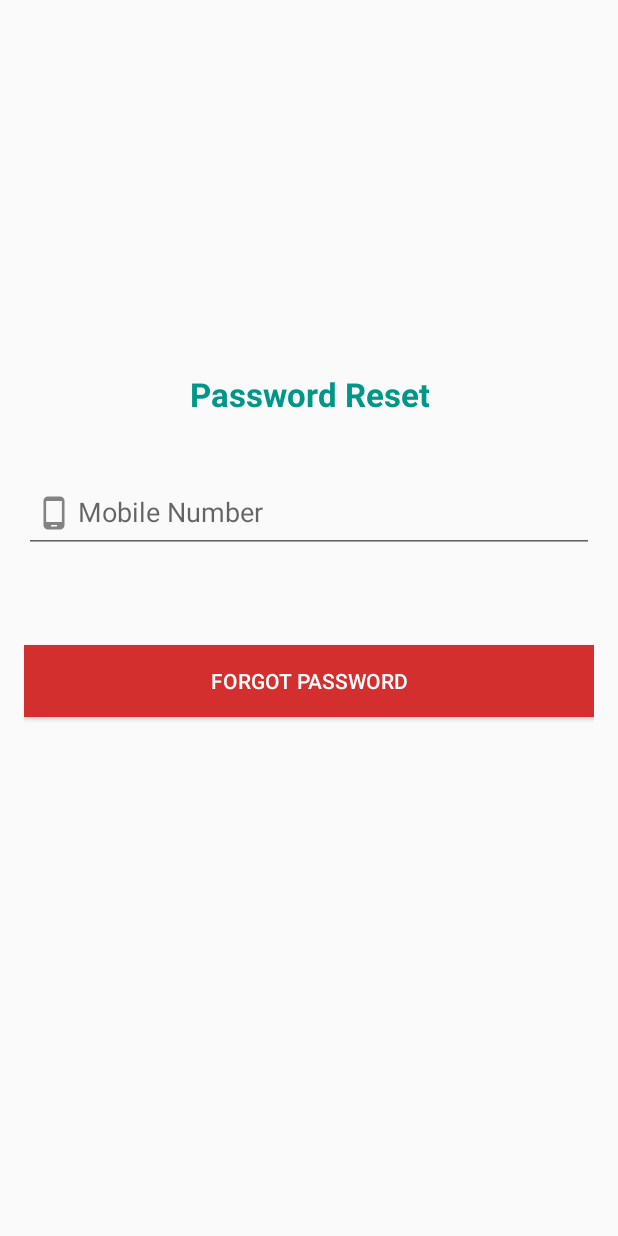
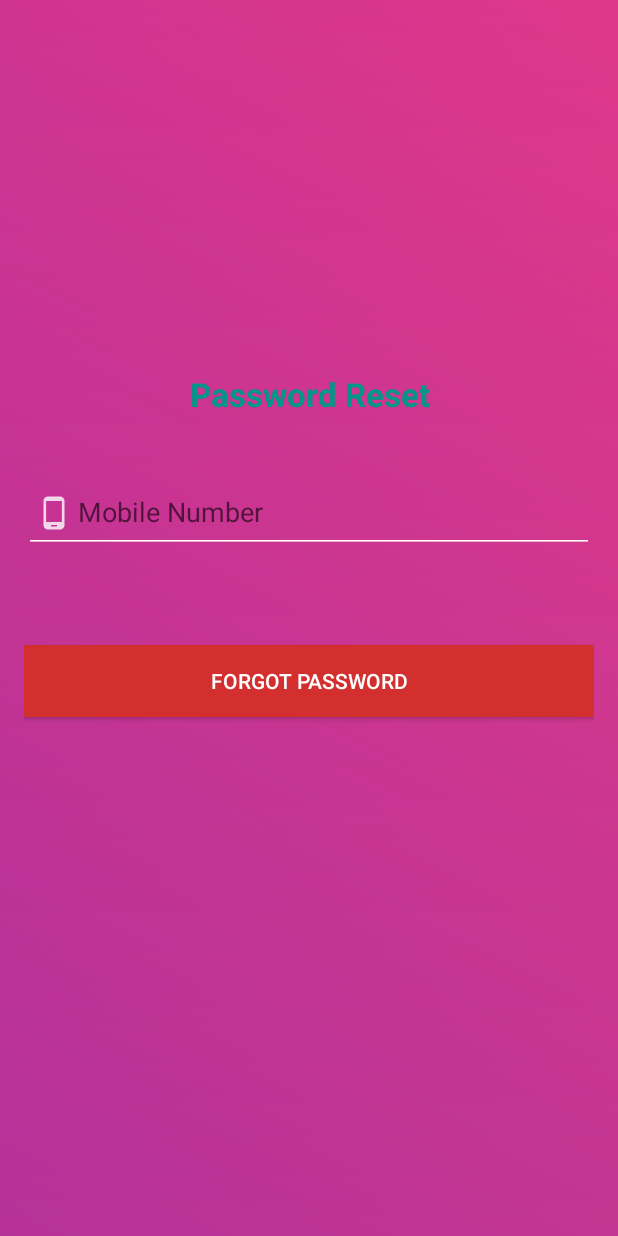
Before and after one commit to sbm4034/ABILYTICS, an Android app: the fragment ResetPasswordFragment placed in its activity, on a phone screen of 412 x 824 dp. Run offline under Robolectric (Android 15) with nearby library versions, the phone set to English and light mode, and no system bars; libraries missing offline, so code that uses them is left out: com.afollestad.materialdialogs; 4 statements that could not run were skipped.

Commit message:
new design

```diff
--- a/app/src/main/AndroidManifest.xml
+++ b/app/src/main/AndroidManifest.xml
@@ -13,7 +13,8 @@
         android:theme="@style/AppTheme.NoActionBar">
         <activity
             android:name="com.Wipocab.abilytics.app.MainActivity"
-            android:screenOrientation="portrait" />
+            android:screenOrientation="portrait"
+            android:theme="@style/AppTheme.NoActionBar"/>
         <activity
             android:name="com.Wipocab.abilytics.app.SplashActivity"
             android:theme="@style/SplashTheme">
--- /dev/null
+++ b/app/src/main/java/com/Wipocab/abilytics/app/Animations/GradientBackgroundPainter.java
@@ -0,0 +1,68 @@
+package com.Wipocab.abilytics.app.Animations;
+
+import android.content.Context;
+import android.graphics.drawable.Drawable;
+import android.graphics.drawable.TransitionDrawable;
+import android.os.Handler;
+import android.support.annotation.NonNull;
+import android.support.v4.content.ContextCompat;
+import android.view.View;
+
+import java.util.Random;
+
+public class GradientBackgroundPainter {
+
+    private static final int MIN = 4000;
+    private static final int MAX = 5000;
+
+    private final Random random;
+    private final Handler handler;
+    private final View target;
+    private final int[] drawables;
+    private final Context context;
+
+    public GradientBackgroundPainter(@NonNull View target, int[] drawables) {
+        this.target = target;
+        this.drawables = drawables;
+        random = new Random();
+        handler = new Handler();
+        context = target.getContext().getApplicationContext();
+    }
+
+    private void animate(final int firstDrawable, int secondDrawable, final int duration) {
+        if (secondDrawable >= drawables.length) {
+            secondDrawable = 0;
+        }
+        final Drawable first = ContextCompat.getDrawable(context, drawables[firstDrawable]);
+        final Drawable second = ContextCompat.getDrawable(context, drawables[secondDrawable]);
+
+        final TransitionDrawable transitionDrawable =
+                new TransitionDrawable(new Drawable[] { first, second });
+
+        target.setBackgroundDrawable(transitionDrawable);
+
+        transitionDrawable.setCrossFadeEnabled(false);
+
+        transitionDrawable.startTransition(duration);
+
+        final int localSecondDrawable = secondDrawable;
+        handler.postDelayed(new Runnable() {
+            @Override public void run() {
+                animate(localSecondDrawable, localSecondDrawable + 1, randInt(MIN, MAX));
+            }
+        }, duration);
+    }
+
+    public void start() {
+        final int duration = randInt(MIN, MAX);
+        animate(0, 1, duration);
+    }
+
+    public void stop() {
+        handler.removeCallbacksAndMessages(null);
+    }
+
+    private int randInt(int min, int max) {
+        return random.nextInt((max - min) + 1) + min;
+    }
+}
--- a/app/src/main/java/com/Wipocab/abilytics/app/LoginFragment.java
+++ b/app/src/main/java/com/Wipocab/abilytics/app/LoginFragment.java
@@ -7,6 +7,7 @@ import android.content.Context;
 import android.content.Intent;
 import android.content.SharedPreferences;
 import android.graphics.Color;
+import android.graphics.Typeface;
 import android.os.Bundle;
 import android.support.design.widget.Snackbar;
 import android.support.v7.widget.AppCompatButton;
@@ -35,7 +36,7 @@ public class LoginFragment  extends Fragment implements View.OnClickListener{
     private AppCompatButton btn_login;
 
     private EditText et_email,et_password;
-    private TextView tv_register,greeting_login;
+    private TextView tv_register,greeting_login,company_name;
     private TextView tv_reset;
    // private ProgressBar progress;
     private SharedPreferences pref;
@@ -59,6 +60,7 @@ public class LoginFragment  extends Fragment implements View.OnClickListener{
        // progress = (ProgressBar)view.findViewById(R.id.progress);
         tv_reset = (TextView)view.findViewById(R.id.tv_reset);
         greeting_login=(TextView)view.findViewById(R.id.greeting_login);
+        company_name=(TextView)view.findViewById(R.id.company_name);
         btn_login.setOnClickListener(this);
         tv_register.setOnClickListener(this);
         tv_reset.setOnClickListener(this);
@@ -68,6 +70,12 @@ public class LoginFragment  extends Fragment implements View.OnClickListener{
                 .content(R.string.loading)
                 .progress(true, 0);
        dialog=materialDialog.build();
+        Typeface font= Typeface.createFromAsset(getActivity().getAssets(),"greet.ttf");
+        greeting_login.setTypeface(font);
+        Typeface font2= Typeface.createFromAsset(getActivity().getAssets(),"billabong.ttf");
+        company_name.setTypeface(font2);
+
+
     }
 
     @Override
--- a/app/src/main/java/com/Wipocab/abilytics/app/MainActivity.java
+++ b/app/src/main/java/com/Wipocab/abilytics/app/MainActivity.java
@@ -4,16 +4,21 @@ import android.app.Fragment;
 import android.app.FragmentTransaction;
 import android.content.Intent;
 import android.content.SharedPreferences;
+import android.graphics.Color;
 import android.support.v4.widget.DrawerLayout;
 import android.support.v7.app.AppCompatActivity;
 import android.os.Bundle;
 import android.support.v7.widget.Toolbar;
+import android.view.View;
+
+import com.Wipocab.abilytics.app.Animations.GradientBackgroundPainter;
 
 public class MainActivity extends AppCompatActivity {
 
     private SharedPreferences pref;
     private DrawerLayout drawerLayout;
     private Toolbar toolbar;
+    private GradientBackgroundPainter gradientBackgroundPainter;
 
 
     @Override
@@ -34,7 +39,20 @@ public class MainActivity extends AppCompatActivity {
         }
         initFragment();
 
-        //initNavigationDrawer();
+
+        View backgroundImage = findViewById(R.id.root_view);
+
+        final int[] drawables = new int[3];
+        drawables[0] = R.drawable.gradients_1;
+        drawables[1] = R.drawable.gradients_2;
+        drawables[2] = R.drawable.gradients_3;
+
+        gradientBackgroundPainter = new GradientBackgroundPainter(backgroundImage, drawables);
+        gradientBackgroundPainter.start();
+        getWindow().getDecorView().setSystemUiVisibility(
+                View.SYSTEM_UI_FLAG_LAYOUT_STABLE
+                        | View.SYSTEM_UI_FLAG_LAYOUT_FULLSCREEN);
+
 
     }
 
--- a/app/src/main/java/com/Wipocab/abilytics/app/ProfileFragment.java
+++ b/app/src/main/java/com/Wipocab/abilytics/app/ProfileFragment.java
@@ -49,7 +49,7 @@ public class ProfileFragment  extends Fragment implements View.OnClickListener{
     @Override
     public View onCreateView(LayoutInflater inflater, ViewGroup container, Bundle savedInstanceState) {
         View view = inflater.inflate(R.layout.fragment_profile, container, false);
-        ((Profile) getActivity()).setActionBarTitle("Abilytics India Ltd.");
+        ((Profile) getActivity()).setActionBarTitle("Wipocab");
         initViews(view);
         return view;
     }
--- /dev/null
+++ b/app/src/main/res/drawable/gradients_1.xml
@@ -0,0 +1,8 @@
+<?xml version="1.0" encoding="utf-8"?>
+<shape xmlns:android="http://schemas.android.com/apk/res/android">
+    <gradient
+        android:angle="45"
+        android:endColor="@color/color2"
+        android:startColor="@color/color1"
+        android:type="linear"/>
+</shape>
--- /dev/null
+++ b/app/src/main/res/drawable/gradients_2.xml
@@ -0,0 +1,8 @@
+<?xml version="1.0" encoding="utf-8"?>
+<shape xmlns:android="http://schemas.android.com/apk/res/android">
+    <gradient
+        android:angle="-45"
+        android:endColor="@color/color5"
+        android:startColor="@color/color3"
+        android:type="linear"/>
+</shape>
--- /dev/null
+++ b/app/src/main/res/drawable/gradients_3.xml
@@ -0,0 +1,8 @@
+<?xml version="1.0" encoding="utf-8"?>
+<shape xmlns:android="http://schemas.android.com/apk/res/android">
+    <gradient
+        android:angle="45"
+        android:endColor="@color/color8"
+        android:startColor="@color/color7"
+        android:type="linear"/>
+</shape>
--- a/app/src/main/res/layout/activity_main.xml
+++ b/app/src/main/res/layout/activity_main.xml
@@ -3,6 +3,7 @@
 <LinearLayout xmlns:android="http://schemas.android.com/apk/res/android"
     xmlns:tools="http://schemas.android.com/tools"
     android:layout_width="match_parent"
+    android:id="@+id/root_view"
     android:layout_height="match_parent"
     xmlns:app="http://schemas.android.com/apk/res-auto"
     app:layout_behavior="@string/appbar_scrolling_view_behavior"
--- a/app/src/main/res/layout/fragment_register.xml
+++ b/app/src/main/res/layout/fragment_register.xml
@@ -32,7 +32,8 @@
             android:drawableLeft="@drawable/ic_person"
             android:inputType="textPersonName"
             android:layout_width="match_parent"
-            android:layout_height="wrap_content" />
+            android:layout_height="wrap_content"
+            />
 
     </android.support.design.widget.TextInputLayout>
 
--- a/app/src/main/res/values/colors.xml
+++ b/app/src/main/res/values/colors.xml
@@ -3,8 +3,9 @@
     <color name="primary">#D32F2F</color>
     <color name="primary_dark">#B71C1C</color>
     <color name="primary_light">#FFCDD2</color>
-    <color name="accent">#448AFF</color>
+    <color name="accent">#ffffff</color>
     <color name="blue">#1a237e</color>
+     <color name="white">#ffffff</color>
 
     <color name="first_slide_background">#E91E63</color>
     <color name="first_slide_buttons">#880e4f</color>
@@ -21,4 +22,13 @@
     <color name="custom_slide_background">#3F51B5</color>
     <color name="custom_slide_buttons">#1A237E</color>
     <color name="red_light">#EF5350</color>
+
+    <color name="color1">#9C27B0</color>
+    <color name="color2">#FF4081</color>
+    <color name="color3">#7B1FA2</color>
+    <color name="color4">#F8BBD0</color>
+    <color name="color5">#FF5252</color>
+    <color name="color6">#607D8B</color>
+    <color name="color7">#FF5722</color>
+    <color name="color8">#FFA000</color>
 </resources>
--- a/app/src/main/res/values/styles.xml
+++ b/app/src/main/res/values/styles.xml
@@ -1,21 +1,32 @@
 <resources>
-
     <!-- Base application theme. -->
-    <style name="AppTheme" parent="Theme.AppCompat.Light.DarkActionBar">
+    <style name="AppTheme" parent="Theme.AppCompat.Light.NoActionBar">
         <!-- Customize your theme here. -->
         <item name="colorPrimary">@color/primary</item>
-        <item name="colorPrimaryDark">@color/primary_dark</item>
+        <item name="colorPrimaryDark">@android:color/transparent</item>
         <item name="colorAccent">@color/accent</item>
 
+    </style>
+    <style name="AppTheme.ActionBar.Transparent" parent="AppTheme">
+        <item name="android:windowContentOverlay">@null</item>
+        <item name="windowActionBarOverlay">true</item>
+        <item name="colorPrimary">@android:color/transparent</item>
 
     </style>
-    <style name="AppTheme.NoActionBar">
+
+    <style name="AppTheme.NoActionBar" parent="Theme.AppCompat.Light.DarkActionBar">
         <item name="windowActionBar">false</item>
         <item name="windowNoTitle">true</item>
         <!-- Customize your theme here. -->
-        <item name="colorPrimary">@color/primary</item>
-        <item name="colorPrimaryDark">@color/primary_dark</item>
+        <item name="colorPrimary">@color/accent</item>
+        <item name="colorPrimaryDark">@android:color/transparent</item>
         <item name="colorAccent">@color/accent</item>
+        <item name="android:textColor">@color/accent</item>
+        <item name="colorControlNormal">@color/accent</item>
+        <item name="colorControlActivated">@color/accent</item>
+        <item name="colorControlHighlight">@color/accent</item>
+        <item name="android:editTextStyle">@style/myEditText</item>
+
     </style>
 
     <style name="AppTheme.AppBarOverlay" parent="ThemeOverlay.AppCompat.Dark.ActionBar" >
@@ -29,8 +40,16 @@
         <item name="colorPrimaryDark">@color/primary_dark</item>
         <item name="colorAccent">@color/accent</item>
     </style>
+    <style name="AppTheme.Button" parent="ThemeOverlay.AppCompat.Light">
+    <item name="colorPrimary">@color/primary</item>
+    <item name="colorPrimaryDark">@color/primary_dark</item>
+    <item name="colorAccent">@color/primary</item>
+    </style>
     <style name="SplashTheme" parent="Theme.AppCompat.NoActionBar">
     </style>
 
+    <style name="myEditText" parent="android:Widget.EditText">
+
+    </style>
 
 </resources>
```
Also changed, not shown: app/src/main/res/layout/fragment_login.xml (+24 -21 lines), app/src/main/assets/billabong.ttf (added), app/src/main/assets/greet.ttf (added), app/src/main/res/drawable-hdpi/ic_mobile.png, app/src/main/res/drawable-mdpi/ic_mobile.png, app/src/main/res/drawable-xhdpi/ic_mobile.png, app/src/main/res/drawable-xxhdpi/ic_mobile.png.
